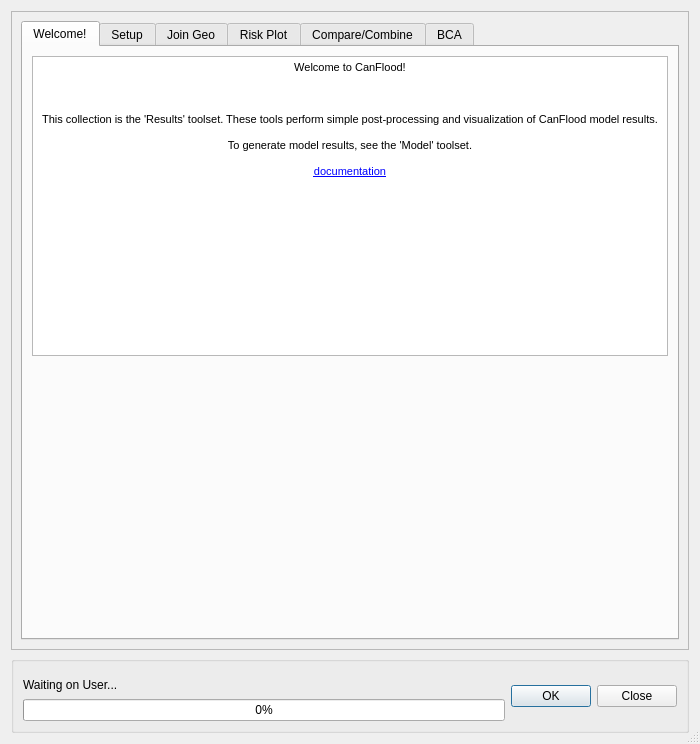
The window that canflood/results/results.ui (NRCan/CanFlood) describes before a commit, drawn with Qt 5.
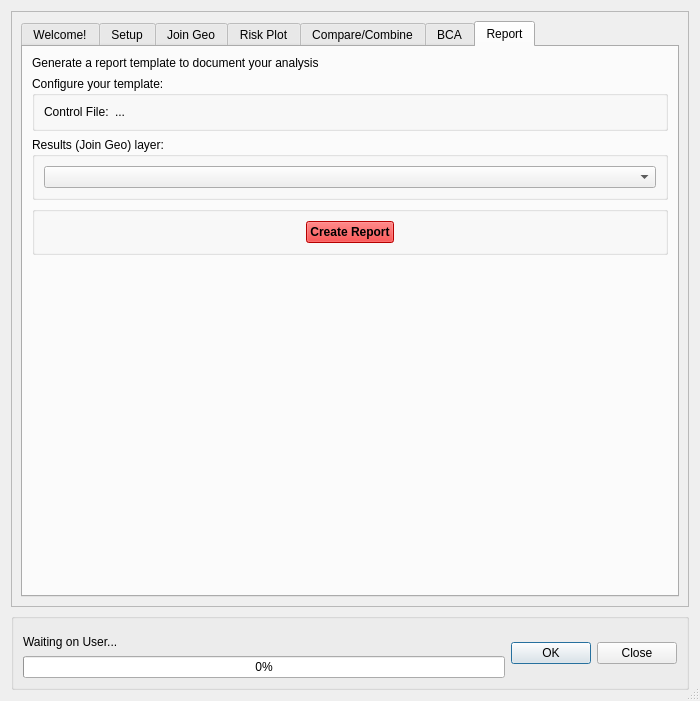
The same window after the commit. The open tabs and pages were chosen to show the change. Icons and pictures are not drawn. Custom widgets are drawn as their Qt base class.

Patch:
```diff
--- a/canflood/results/results.ui
+++ b/canflood/results/results.ui
@@ -7,7 +7,7 @@
     <x>0</x>
     <y>0</y>
     <width>700</width>
-    <height>744</height>
+    <height>701</height>
    </rect>
   </property>
   <property name="sizePolicy">
@@ -46,7 +46,7 @@
         <x>0</x>
         <y>0</y>
         <width>680</width>
-        <height>647</height>
+        <height>604</height>
        </rect>
       </property>
       <property name="sizePolicy">
@@ -56,7 +56,7 @@
        </sizepolicy>
       </property>
       <layout class="QGridLayout" name="gridLayout_5">
-       <item row="0" column="0">
+       <item row="0" column="1">
         <widget class="QTabWidget" name="tabWidget">
          <property name="sizePolicy">
           <sizepolicy hsizetype="Minimum" vsizetype="Minimum">
@@ -4815,6 +4815,556 @@
            </item>
           </layout>
          </widget>
+         <widget class="QWidget" name="tab_report">
+          <attribute name="title">
+           <string>Report</string>
+          </attribute>
+          <layout class="QVBoxLayout" name="verticalLayout_14">
+           <item>
+            <widget class="QLabel" name="label_14">
+             <property name="text">
+              <string>Generate a report template to document your analysis</string>
+             </property>
+            </widget>
+           </item>
+           <item>
+            <widget class="QGroupBox" name="groupBox_15">
+             <property name="title">
+              <string>Configure your template:</string>
+             </property>
+             <layout class="QVBoxLayout" name="verticalLayout_8">
+              <item>
+               <layout class="QFormLayout" name="formLayout_2">
+                <item row="0" column="0">
+                 <widget class="QLabel" name="label_15">
+                  <property name="text">
+                   <string>Control File:</string>
+                  </property>
+                 </widget>
+                </item>
+                <item row="0" column="1">
+                 <widget class="QLabel" name="label_rpt_cfPath">
+                  <property name="text">
+                   <string>...</string>
+                  </property>
+                 </widget>
+                </item>
+               </layout>
+              </item>
+             </layout>
+            </widget>
+           </item>
+           <item>
+            <widget class="QGroupBox" name="verticalGroupBox_9">
+             <property name="toolTip">
+              <string>Select the original finv data to join the tabular model results to</string>
+             </property>
+             <property name="title">
+              <string>Results (Join Geo) layer:</string>
+             </property>
+             <layout class="QVBoxLayout" name="verticalLayout_7">
+              <item>
+               <layout class="QHBoxLayout" name="horizontalLayout_18">
+                <item>
+                 <widget class="QgsMapLayerComboBox" name="comboBox_rpt_vlay">
+                  <property name="toolTip">
+                   <string>Select </string>
+                  </property>
+                  <property name="showCrs">
+                   <bool>true</bool>
+                  </property>
+                 </widget>
+                </item>
+               </layout>
+              </item>
+             </layout>
+            </widget>
+           </item>
+           <item>
+            <widget class="QGroupBox" name="groupBox_16">
+             <property name="title">
+              <string/>
+             </property>
+             <layout class="QVBoxLayout" name="verticalLayout_9">
+              <item alignment="Qt::AlignHCenter">
+               <widget class="QPushButton" name="pushButton_rpt_create">
+                <property name="sizePolicy">
+                 <sizepolicy hsizetype="Fixed" vsizetype="Fixed">
+                  <horstretch>0</horstretch>
+                  <verstretch>0</verstretch>
+                 </sizepolicy>
+                </property>
+                <property name="palette">
+                 <palette>
+                  <active>
+                   <colorrole role="WindowText">
+                    <brush brushstyle="SolidPattern">
+                     <color alpha="255">
+                      <red>0</red>
+                      <green>0</green>
+                      <blue>0</blue>
+                     </color>
+                    </brush>
+                   </colorrole>
+                   <colorrole role="Button">
+                    <brush brushstyle="SolidPattern">
+                     <color alpha="255">
+                      <red>255</red>
+                      <green>0</green>
+                      <blue>0</blue>
+                     </color>
+                    </brush>
+                   </colorrole>
+                   <colorrole role="Light">
+                    <brush brushstyle="SolidPattern">
+                     <color alpha="255">
+                      <red>255</red>
+                      <green>127</green>
+                      <blue>127</blue>
+                     </color>
+                    </brush>
+                   </colorrole>
+                   <colorrole role="Midlight">
+                    <brush brushstyle="SolidPattern">
+                     <color alpha="255">
+                      <red>255</red>
+                      <green>63</green>
+                      <blue>63</blue>
+                     </color>
+                    </brush>
+                   </colorrole>
+                   <colorrole role="Dark">
+                    <brush brushstyle="SolidPattern">
+                     <color alpha="255">
+                      <red>127</red>
+                      <green>0</green>
+                      <blue>0</blue>
+                     </color>
+                    </brush>
+                   </colorrole>
+                   <colorrole role="Mid">
+                    <brush brushstyle="SolidPattern">
+                     <color alpha="255">
+                      <red>170</red>
+                      <green>0</green>
+                      <blue>0</blue>
+                     </color>
+                    </brush>
+                   </colorrole>
+                   <colorrole role="Text">
+                    <brush brushstyle="SolidPattern">
+                     <color alpha="255">
+                      <red>0</red>
+                      <green>0</green>
+                      <blue>0</blue>
+                     </color>
+                    </brush>
+                   </colorrole>
+                   <colorrole role="BrightText">
+                    <brush brushstyle="SolidPattern">
+                     <color alpha="255">
+                      <red>255</red>
+                      <green>255</green>
+                      <blue>255</blue>
+                     </color>
+                    </brush>
+                   </colorrole>
+                   <colorrole role="ButtonText">
+                    <brush brushstyle="SolidPattern">
+                     <color alpha="255">
+                      <red>0</red>
+                      <green>0</green>
+                      <blue>0</blue>
+                     </color>
+                    </brush>
+                   </colorrole>
+                   <colorrole role="Base">
+                    <brush brushstyle="SolidPattern">
+                     <color alpha="255">
+                      <red>255</red>
+                      <green>255</green>
+                      <blue>255</blue>
+                     </color>
+                    </brush>
+                   </colorrole>
+                   <colorrole role="Window">
+                    <brush brushstyle="SolidPattern">
+                     <color alpha="255">
+                      <red>255</red>
+                      <green>0</green>
+                      <blue>0</blue>
+                     </color>
+                    </brush>
+                   </colorrole>
+                   <colorrole role="Shadow">
+                    <brush brushstyle="SolidPattern">
+                     <color alpha="255">
+                      <red>0</red>
+                      <green>0</green>
+                      <blue>0</blue>
+                     </color>
+                    </brush>
+                   </colorrole>
+                   <colorrole role="AlternateBase">
+                    <brush brushstyle="SolidPattern">
+                     <color alpha="255">
+                      <red>255</red>
+                      <green>127</green>
+                      <blue>127</blue>
+                     </color>
+                    </brush>
+                   </colorrole>
+                   <colorrole role="ToolTipBase">
+                    <brush brushstyle="SolidPattern">
+                     <color alpha="255">
+                      <red>255</red>
+                      <green>255</green>
+                      <blue>220</blue>
+                     </color>
+                    </brush>
+                   </colorrole>
+                   <colorrole role="ToolTipText">
+                    <brush brushstyle="SolidPattern">
+                     <color alpha="255">
+                      <red>0</red>
+                      <green>0</green>
+                      <blue>0</blue>
+                     </color>
+                    </brush>
+                   </colorrole>
+                   <colorrole role="PlaceholderText">
+                    <brush brushstyle="NoBrush">
+                     <color alpha="128">
+                      <red>0</red>
+                      <green>0</green>
+                      <blue>0</blue>
+                     </color>
+                    </brush>
+                   </colorrole>
+                  </active>
+                  <inactive>
+                   <colorrole role="WindowText">
+                    <brush brushstyle="SolidPattern">
+                     <color alpha="255">
+                      <red>0</red>
+                      <green>0</green>
+                      <blue>0</blue>
+                     </color>
+                    </brush>
+                   </colorrole>
+                   <colorrole role="Button">
+                    <brush brushstyle="SolidPattern">
+                     <color alpha="255">
+                      <red>255</red>
+                      <green>0</green>
+                      <blue>0</blue>
+                     </color>
+                    </brush>
+                   </colorrole>
+                   <colorrole role="Light">
+                    <brush brushstyle="SolidPattern">
+                     <color alpha="255">
+                      <red>255</red>
+                      <green>127</green>
+                      <blue>127</blue>
+                     </color>
+                    </brush>
+                   </colorrole>
+                   <colorrole role="Midlight">
+                    <brush brushstyle="SolidPattern">
+                     <color alpha="255">
+                      <red>255</red>
+                      <green>63</green>
+                      <blue>63</blue>
+                     </color>
+                    </brush>
+                   </colorrole>
+                   <colorrole role="Dark">
+                    <brush brushstyle="SolidPattern">
+                     <color alpha="255">
+                      <red>127</red>
+                      <green>0</green>
+                      <blue>0</blue>
+                     </color>
+                    </brush>
+                   </colorrole>
+                   <colorrole role="Mid">
+                    <brush brushstyle="SolidPattern">
+                     <color alpha="255">
+                      <red>170</red>
+                      <green>0</green>
+                      <blue>0</blue>
+                     </color>
+                    </brush>
+                   </colorrole>
+                   <colorrole role="Text">
+                    <brush brushstyle="SolidPattern">
+                     <color alpha="255">
+                      <red>0</red>
+                      <green>0</green>
+                      <blue>0</blue>
+                     </color>
+                    </brush>
+                   </colorrole>
+                   <colorrole role="BrightText">
+                    <brush brushstyle="SolidPattern">
+                     <color alpha="255">
+                      <red>255</red>
+                      <green>255</green>
+                      <blue>255</blue>
+                     </color>
+                    </brush>
+                   </colorrole>
+                   <colorrole role="ButtonText">
+                    <brush brushstyle="SolidPattern">
+                     <color alpha="255">
+                      <red>0</red>
+                      <green>0</green>
+                      <blue>0</blue>
+                     </color>
+                    </brush>
+                   </colorrole>
+                   <colorrole role="Base">
+                    <brush brushstyle="SolidPattern">
+                     <color alpha="255">
+                      <red>255</red>
+                      <green>255</green>
+                      <blue>255</blue>
+                     </color>
+                    </brush>
+                   </colorrole>
+                   <colorrole role="Window">
+                    <brush brushstyle="SolidPattern">
+                     <color alpha="255">
+                      <red>255</red>
+                      <green>0</green>
+                      <blue>0</blue>
+                     </color>
+                    </brush>
+                   </colorrole>
+                   <colorrole role="Shadow">
+                    <brush brushstyle="SolidPattern">
+                     <color alpha="255">
+                      <red>0</red>
+                      <green>0</green>
+                      <blue>0</blue>
+                     </color>
+                    </brush>
+                   </colorrole>
+                   <colorrole role="AlternateBase">
+                    <brush brushstyle="SolidPattern">
+                     <color alpha="255">
+                      <red>255</red>
+                      <green>127</green>
+                      <blue>127</blue>
+                     </color>
+                    </brush>
+                   </colorrole>
+                   <colorrole role="ToolTipBase">
+                    <brush brushstyle="SolidPattern">
+                     <color alpha="255">
+                      <red>255</red>
+                      <green>255</green>
+                      <blue>220</blue>
+                     </color>
+                    </brush>
+                   </colorrole>
+                   <colorrole role="ToolTipText">
+                    <brush brushstyle="SolidPattern">
+                     <color alpha="255">
+                      <red>0</red>
+                      <green>0</green>
+                      <blue>0</blue>
+                     </color>
+                    </brush>
+                   </colorrole>
+                   <colorrole role="PlaceholderText">
+                    <brush brushstyle="NoBrush">
+                     <color alpha="128">
+                      <red>0</red>
+                      <green>0</green>
+                      <blue>0</blue>
+                     </color>
+                    </brush>
+                   </colorrole>
+                  </inactive>
+                  <disabled>
+                   <colorrole role="WindowText">
+                    <brush brushstyle="SolidPattern">
+                     <color alpha="255">
+                      <red>127</red>
+                      <green>0</green>
+                      <blue>0</blue>
+                     </color>
+                    </brush>
+                   </colorrole>
+                   <colorrole role="Button">
+                    <brush brushstyle="SolidPattern">
+                     <color alpha="255">
+                      <red>255</red>
+                      <green>0</green>
+                      <blue>0</blue>
+                     </color>
+                    </brush>
+                   </colorrole>
+                   <colorrole role="Light">
+                    <brush brushstyle="SolidPattern">
+                     <color alpha="255">
+                      <red>255</red>
+                      <green>127</green>
+                      <blue>127</blue>
+                     </color>
+                    </brush>
+                   </colorrole>
+                   <colorrole role="Midlight">
+                    <brush brushstyle="SolidPattern">
+                     <color alpha="255">
+                      <red>255</red>
+                      <green>63</green>
+                      <blue>63</blue>
+                     </color>
+                    </brush>
+                   </colorrole>
+                   <colorrole role="Dark">
+                    <brush brushstyle="SolidPattern">
+                     <color alpha="255">
+                      <red>127</red>
+                      <green>0</green>
+                      <blue>0</blue>
+                     </color>
+                    </brush>
+                   </colorrole>
+                   <colorrole role="Mid">
+                    <brush brushstyle="SolidPattern">
+                     <color alpha="255">
+                      <red>170</red>
+                      <green>0</green>
+                      <blue>0</blue>
+                     </color>
+                    </brush>
+                   </colorrole>
+                   <colorrole role="Text">
+                    <brush brushstyle="SolidPattern">
+                     <color alpha="255">
+                      <red>127</red>
+                      <green>0</green>
+                      <blue>0</blue>
+                     </color>
+                    </brush>
+                   </colorrole>
+                   <colorrole role="BrightText">
+                    <brush brushstyle="SolidPattern">
+                     <color alpha="255">
+                      <red>255</red>
+                      <green>255</green>
+                      <blue>255</blue>
+                     </color>
+                    </brush>
+                   </colorrole>
+                   <colorrole role="ButtonText">
+                    <brush brushstyle="SolidPattern">
+                     <color alpha="255">
+                      <red>127</red>
+                      <green>0</green>
+                      <blue>0</blue>
+                     </color>
+                    </brush>
+                   </colorrole>
+                   <colorrole role="Base">
+                    <brush brushstyle="SolidPattern">
+                     <color alpha="255">
+                      <red>255</red>
+                      <green>0</green>
+                      <blue>0</blue>
+                     </color>
+                    </brush>
+                   </colorrole>
+                   <colorrole role="Window">
+                    <brush brushstyle="SolidPattern">
+                     <color alpha="255">
+                      <red>255</red>
+                      <green>0</green>
+                      <blue>0</blue>
+                     </color>
+                    </brush>
+                   </colorrole>
+                   <colorrole role="Shadow">
+                    <brush brushstyle="SolidPattern">
+                     <color alpha="255">
+                      <red>0</red>
+                      <green>0</green>
+                      <blue>0</blue>
+                     </color>
+                    </brush>
+                   </colorrole>
+                   <colorrole role="AlternateBase">
+                    <brush brushstyle="SolidPattern">
+                     <color alpha="255">
+                      <red>255</red>
+                      <green>0</green>
+                      <blue>0</blue>
+                     </color>
+                    </brush>
+                   </colorrole>
+                   <colorrole role="ToolTipBase">
+                    <brush brushstyle="SolidPattern">
+                     <color alpha="255">
+                      <red>255</red>
+                      <green>255</green>
+                      <blue>220</blue>
+                     </color>
+                    </brush>
+                   </colorrole>
+                   <colorrole role="ToolTipText">
+                    <brush brushstyle="SolidPattern">
+                     <color alpha="255">
+                      <red>0</red>
+                      <green>0</green>
+                      <blue>0</blue>
+                     </color>
+                    </brush>
+                   </colorrole>
+                   <colorrole role="PlaceholderText">
+                    <brush brushstyle="NoBrush">
+                     <color alpha="128">
+                      <red>0</red>
+                      <green>0</green>
+                      <blue>0</blue>
+                     </color>
+                    </brush>
+                   </colorrole>
+                  </disabled>
+                 </palette>
+                </property>
+                <property name="font">
+                 <font>
+                  <weight>75</weight>
+                  <bold>true</bold>
+                 </font>
+                </property>
+                <property name="text">
+                 <string>Create Report</string>
+                </property>
+               </widget>
+              </item>
+             </layout>
+            </widget>
+           </item>
+           <item>
+            <spacer name="verticalSpacer_7">
+             <property name="orientation">
+              <enum>Qt::Vertical</enum>
+             </property>
+             <property name="sizeHint" stdset="0">
+              <size>
+               <width>20</width>
+               <height>40</height>
+              </size>
+             </property>
+            </spacer>
+           </item>
+          </layout>
+         </widget>
         </widget>
        </item>
       </layout>
```
Left out of the diff: 2 changed lines with no effect on the pictures.
